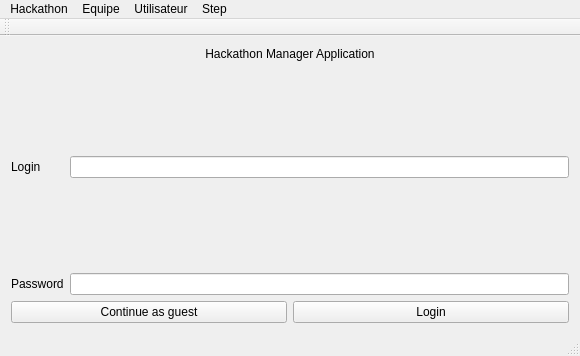
First picture: the form in login.ui, repository Keuwa/Hackathon4fun, before the edit.
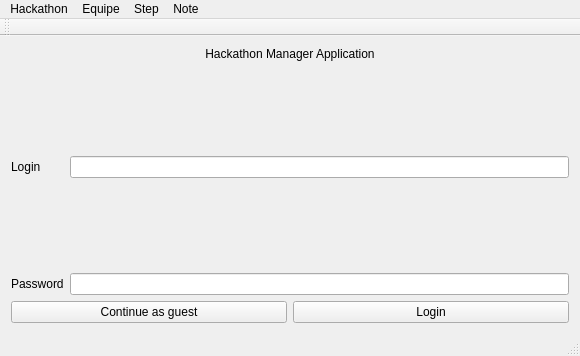
Second picture: the form after the edit.

```diff
--- a/login.ui
+++ b/login.ui
@@ -118,13 +118,6 @@
     <addaction name="createTeam"/>
     <addaction name="showTeam"/>
    </widget>
-   <widget class="QMenu" name="menuUtilisateur">
-    <property name="title">
-     <string>Utilisateur</string>
-    </property>
-    <addaction name="createUser"/>
-    <addaction name="showUser"/>
-   </widget>
    <widget class="QMenu" name="menuStep">
     <property name="title">
      <string>Step</string>
@@ -132,10 +125,16 @@
     <addaction name="createStep"/>
     <addaction name="showStep"/>
    </widget>
+   <widget class="QMenu" name="menuNote">
+    <property name="title">
+     <string>Note</string>
+    </property>
+    <addaction name="actionAjouter_note"/>
+   </widget>
    <addaction name="menufile"/>
    <addaction name="menu_quipe"/>
-   <addaction name="menuUtilisateur"/>
    <addaction name="menuStep"/>
+   <addaction name="menuNote"/>
   </widget>
   <widget class="QToolBar" name="mainToolBar">
    <attribute name="toolBarArea">
```
Left out of the diff: 9 changed lines with no effect on the pictures.
